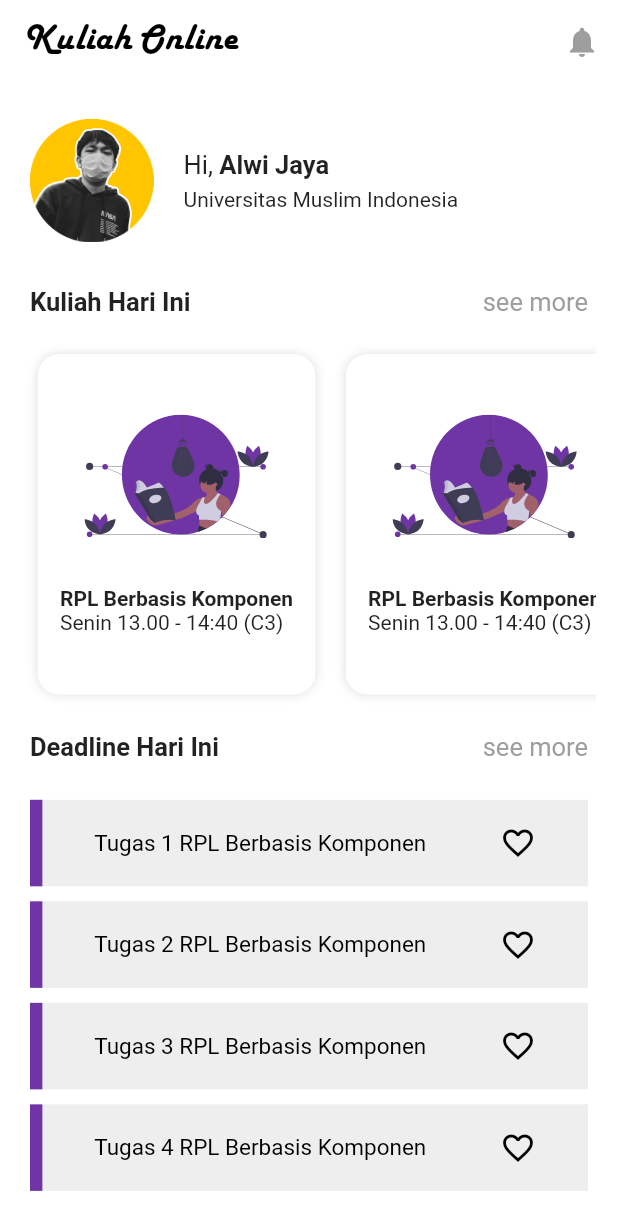
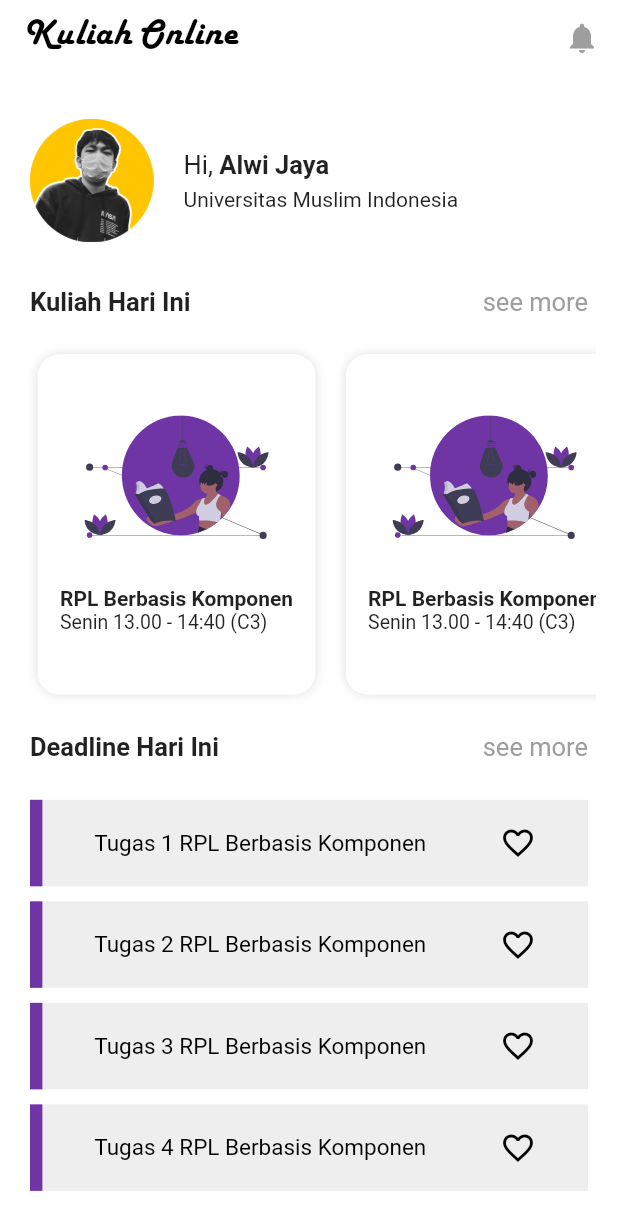
Before and after one commit to alwijein/anti-ngaret, a Flutter app: the HomeScreen screen opened directly, on a phone screen of 412 x 824 dp. Shown: the top 1230 px of the screen. Run offline on Flutter 3.47's test engine with Material 2 defaults, Android fonts, the light colour scheme and no system bars; our stand-ins replace flutter_svg, google_fonts.

Commit message:
mengubah card kelas

```diff
--- a/lib/Screens/Home/components/rounded_card_kelas.dart
+++ b/lib/Screens/Home/components/rounded_card_kelas.dart
@@ -57,7 +57,9 @@ class RoundedCardKelas extends StatelessWidget {
                         'RPL Berbasis Komponen',
                         style: TextStyle(fontWeight: FontWeight.bold),
                       ),
-                      Text('Senin 13.00 - 14:40 (C3)'),
+                      Text('Senin 13.00 - 14:40 (C3)',style: TextStyle(
+                        fontSize: 13.0,
+                      ),),
                     ],
                   )
                 ],
--- a/lib/components/rounded_app_bar.dart
+++ b/lib/components/rounded_app_bar.dart
@@ -8,8 +8,7 @@ class RoundedAppBar extends StatelessWidget implements PreferredSizeWidget {
 
   @override
   Widget build(BuildContext context) {
-    return SingleChildScrollView(
-      child: AppBar(
+    return AppBar(
       elevation: 0,
       backgroundColor: Colors.white,
       title: Text(
@@ -25,7 +24,6 @@ class RoundedAppBar extends StatelessWidget implements PreferredSizeWidget {
             ),
             onPressed: () {}),
       ],
-      ),
     );
   }
 
```
Lines whose indentation alone changed are shown as unchanged.
